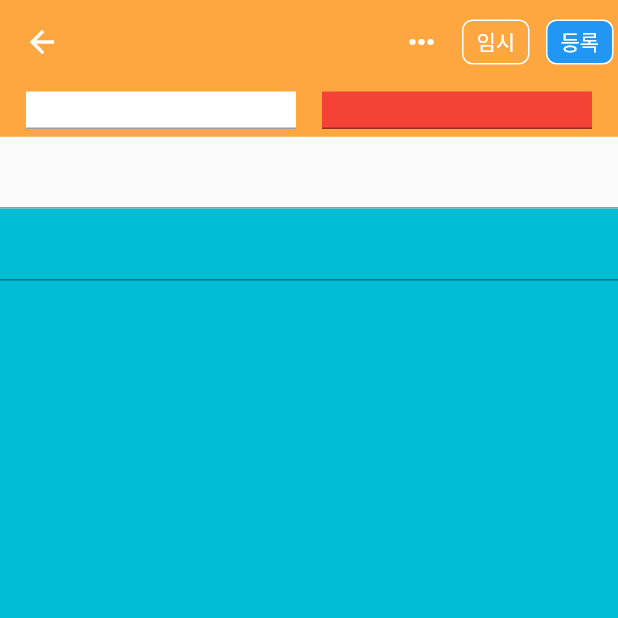
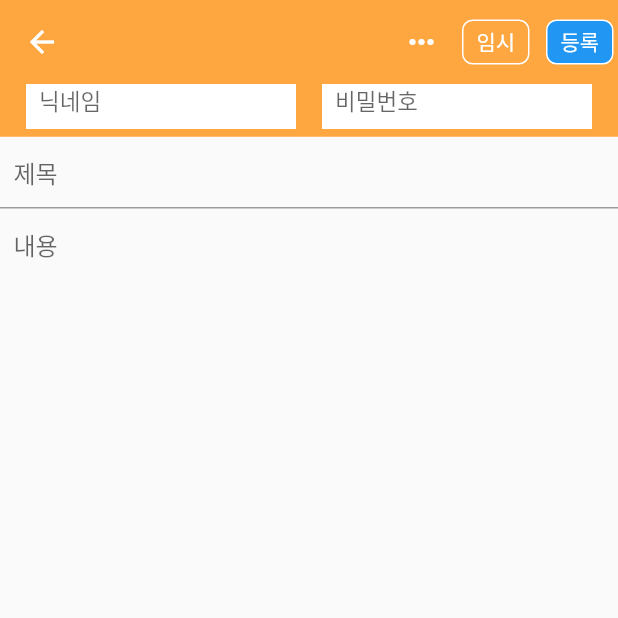
Before and after one commit to LegibleMedal670/hocu, a Flutter app: the writePostScreen screen opened directly, on a phone screen of 412 x 824 dp, the top half of it. Run offline on Flutter 3.47's test engine with Material 2 defaults, Android fonts, the phone set to English and light mode, and no system bars; our stand-ins replace get.

Commit message:
2022-05-19 - update modify functionbar, writeScreen add writeScreen

```diff
--- a/lib/screens/write_post.dart
+++ b/lib/screens/write_post.dart
@@ -13,7 +13,11 @@ class _writePostScreenState extends State<writePostScreen> {
 
   @override
   Widget build(BuildContext context) {
-    return Scaffold(
+    return GestureDetector(
+      onTap: (){
+        FocusScope.of(context).unfocus();
+      },
+      child: Scaffold(
         appBar: AppBar(
           elevation: 0,
           backgroundColor: Color(appBarColor),
@@ -74,22 +78,40 @@ class _writePostScreenState extends State<writePostScreen> {
             child: Container(
               height: 35.0,
               color: Color(appBarColor),
+              child: Padding(
+                padding: const EdgeInsets.only(bottom: 5.0),
                 child: Row(
                   mainAxisAlignment: MainAxisAlignment.spaceEvenly,
                   children: [
                     Container(
                       color: Colors.white,
                       width: 180.0,
-                  height: 25.0,
-                  child: TextField(),
+                      height: 30.0,
+                      child: TextField(
+                        style: TextStyle(fontSize: 15.0),
+                        decoration: InputDecoration(
+                            hintText: ' 닉네임',
+                            isDense: true,
+                            contentPadding: EdgeInsets.only(left: 5.0),
+                            border: InputBorder.none),
+                      ),
                     ),
                     Container(
-                  color: Colors.red,
+                      color: Colors.white,
                       width: 180.0,
-                  height: 25.0,
-                  child: TextField(),
+                      height: 30.0,
+                      child: TextField(
+                        obscureText: true,
+                        style: TextStyle(fontSize: 15.0),
+                        decoration: InputDecoration(
+                            hintText: ' 비밀번호',
+                            isDense: true,
+                            contentPadding: EdgeInsets.only(left: 5.0),
+                            border: InputBorder.none),
+                      ),
                     ),
                   ],
+                ),
               ),
             ),
           ),
@@ -98,19 +120,30 @@ class _writePostScreenState extends State<writePostScreen> {
           child: Column(
             children: [
               Container(
-              child: TextField(),
+                child: TextField(
+                  decoration: InputDecoration(
+                    hintText: ' 제목',
+                    contentPadding: EdgeInsets.only(left: 5.0),
                   ),
-            Flexible(
+                ),
+              ),
+              Expanded(
                 flex: 1,
-              fit: FlexFit.tight,
                 child: Container(
-                color: Colors.cyan,
-                child: TextField(),
+                  child: TextField(
+                    maxLines: null,
+                    decoration: InputDecoration(
+                      border: InputBorder.none,
+                      hintText: ' 내용',
+                      contentPadding: EdgeInsets.only(left: 5.0),
+                    ),
+                  ),
                 ),
               )
             ],
           ),
         ),
+      ),
     );
   }
 }
```
Also changed, not shown: lib/main.dart (+28 -4 lines), lib/screens/search.dart (added, +88 -0 lines). Lines whose indentation alone changed are shown as unchanged.
